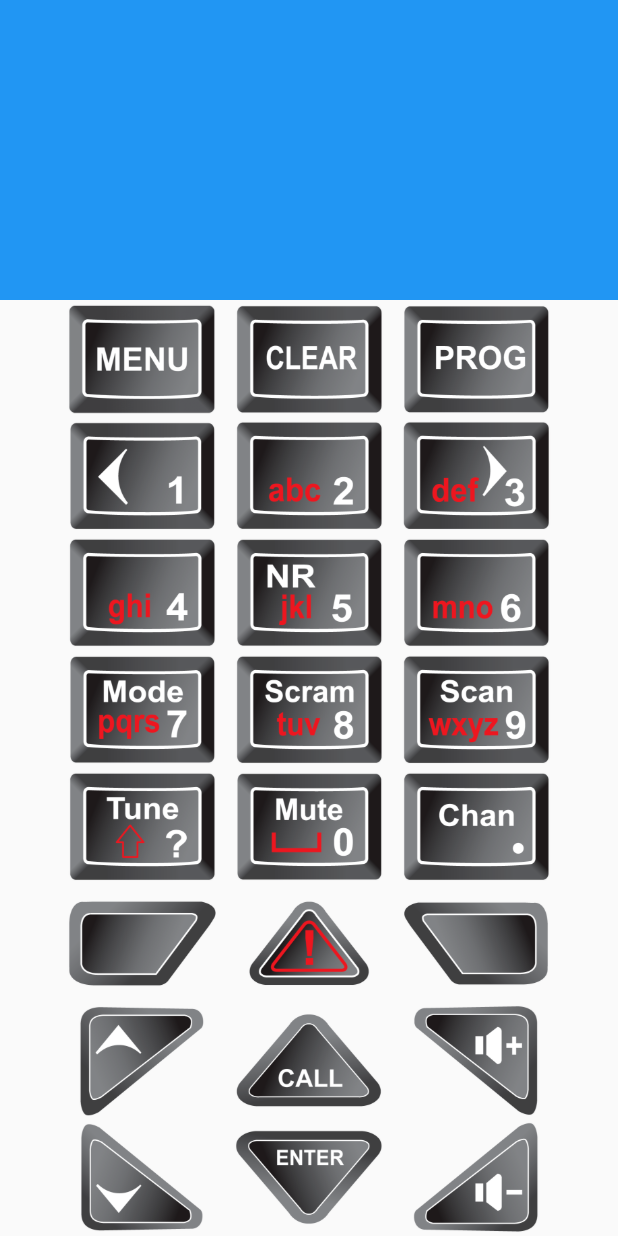
After one commit to hadiuzzaman524/Barrett-2090-XV-3088-Flutter-Simulation, a Flutter app: the BarretSetupScreen screen opened directly, on a phone screen of 412 x 824 dp. The commit adds this screen. Run offline on Flutter 3.47's test engine with Material 2 defaults, Android fonts, the phone set to English and light mode, and no system bars.

Commit message:
feat: design barret buttons

```diff
--- /dev/null
+++ b/lib/presentation/feature/barret_setup/barret_setup_screen.dart
@@ -0,0 +1,92 @@
+import 'package:flutter/material.dart';
+import 'package:radio_set/presentation/widgets/barret_button_row.dart';
+
+class BarretSetupScreen extends StatelessWidget {
+  const BarretSetupScreen({Key? key}) : super(key: key);
+
+  @override
+  Widget build(BuildContext context) {
+    return Scaffold(
+        body: Column(
+      children: [
+        Container(
+          height: 200,
+          width: double.infinity,
+          color: Colors.blue,
+        ),
+        Expanded(
+          child: Column(
+            mainAxisAlignment: MainAxisAlignment.center,
+            crossAxisAlignment: CrossAxisAlignment.center,
+            children: [
+              BarretButtonRow(
+                firstButtonImageUrl: "images/menu.PNG",
+                secondButtonImageUrl: 'images/clear.PNG',
+                thirdButtonImageUrl: 'images/prog.PNG',
+                onTapFirstButton: () {},
+                onTapSecondButton: () {},
+                onTapThirdButton: () {},
+              ),
+              BarretButtonRow(
+                firstButtonImageUrl: "images/one.PNG",
+                secondButtonImageUrl: 'images/two.PNG',
+                thirdButtonImageUrl: 'images/three.PNG',
+                onTapFirstButton: () {},
+                onTapSecondButton: () {},
+                onTapThirdButton: () {},
+              ),
+              BarretButtonRow(
+                firstButtonImageUrl: "images/four.png",
+                secondButtonImageUrl: 'images/five.png',
+                thirdButtonImageUrl: 'images/six.png',
+                onTapFirstButton: () {},
+                onTapSecondButton: () {},
+                onTapThirdButton: () {},
+              ),
+              BarretButtonRow(
+                firstButtonImageUrl: "images/seven.png",
+                secondButtonImageUrl: 'images/eight.png',
+                thirdButtonImageUrl: 'images/nine.png',
+                onTapFirstButton: () {},
+                onTapSecondButton: () {},
+                onTapThirdButton: () {},
+              ),
+              BarretButtonRow(
+                firstButtonImageUrl: "images/tune.png",
+                secondButtonImageUrl: 'images/zero.png',
+                thirdButtonImageUrl: 'images/chan.png',
+                onTapFirstButton: () {},
+                onTapSecondButton: () {},
+                onTapThirdButton: () {},
+              ),
+              BarretButtonRow(
+                firstButtonImageUrl: "images/lside.png",
+                secondButtonImageUrl: 'images/danger.png',
+                thirdButtonImageUrl: 'images/rside.png',
+                onTapFirstButton: () {},
+                onTapSecondButton: () {},
+                onTapThirdButton: () {},
+              ),
+              BarretButtonRow(
+                firstButtonImageUrl: "images/upper.png",
+                secondButtonImageUrl: 'images/call.png',
+                thirdButtonImageUrl: 'images/volplus.png',
+                onTapFirstButton: () {},
+                onTapSecondButton: () {},
+                onTapThirdButton: () {},
+              ),
+              BarretButtonRow(
+                firstButtonImageUrl: "images/lower.png",
+                secondButtonImageUrl: 'images/enter.png',
+                thirdButtonImageUrl: 'images/volminus.png',
+                onTapFirstButton: () {},
+                onTapSecondButton: () {},
+                onTapThirdButton: () {},
+              ),
+            ],
+          ),
+        ),
+      ],
+    ));
+  }
+}
--- /dev/null
+++ b/lib/presentation/widgets/barret_button.dart
@@ -0,0 +1,22 @@
+import 'package:flutter/material.dart';
+
+class BarretButton extends StatelessWidget {
+  final String imageUrl;
+  final VoidCallback onTap;
+
+  const BarretButton({Key? key, required this.imageUrl, required this.onTap})
+      : super(key: key);
+
+  @override
+  Widget build(BuildContext context) {
+    return Flexible(
+      child: InkWell(
+        onTap: onTap,
+        child: Container(
+          padding: const EdgeInsets.all(2.0),
+          child: Image.asset(imageUrl),
+        ),
+      ),
+    );
+  }
+}
--- /dev/null
+++ b/lib/presentation/widgets/barret_button_row.dart
@@ -0,0 +1,47 @@
+import 'package:flutter/material.dart';
+import 'package:radio_set/presentation/widgets/barret_button.dart';
+
+class BarretButtonRow extends StatelessWidget {
+  final VoidCallback onTapFirstButton;
+  final VoidCallback onTapSecondButton;
+  final VoidCallback onTapThirdButton;
+  final String firstButtonImageUrl;
+  final String secondButtonImageUrl;
+  final String thirdButtonImageUrl;
+
+  const BarretButtonRow(
+      {Key? key,
+      required this.firstButtonImageUrl,
+      required this.onTapFirstButton,
+      required this.onTapSecondButton,
+      required this.onTapThirdButton,
+      required this.secondButtonImageUrl,
+      required this.thirdButtonImageUrl})
+      : super(key: key);
+
+  @override
+  Widget build(BuildContext context) {
+    return Flexible(
+      child: Row(
+        mainAxisAlignment: MainAxisAlignment.center,
+        crossAxisAlignment: CrossAxisAlignment.center,
+        children: [
+          BarretButton(
+            onTap: onTapFirstButton,
+            imageUrl: firstButtonImageUrl,
+          ),
+          const SizedBox(width: 8),
+          BarretButton(
+            onTap: onTapSecondButton,
+            imageUrl: secondButtonImageUrl,
+          ),
+          const SizedBox(width: 8),
+          BarretButton(
+            onTap: onTapThirdButton,
+            imageUrl: thirdButtonImageUrl,
+          ),
+        ],
+      ),
+    );
+  }
+}
```
Also changed, not shown: lib/presentation/feature/barret_simulate/barret_simulate_screen.dart (+16 -3 lines).
